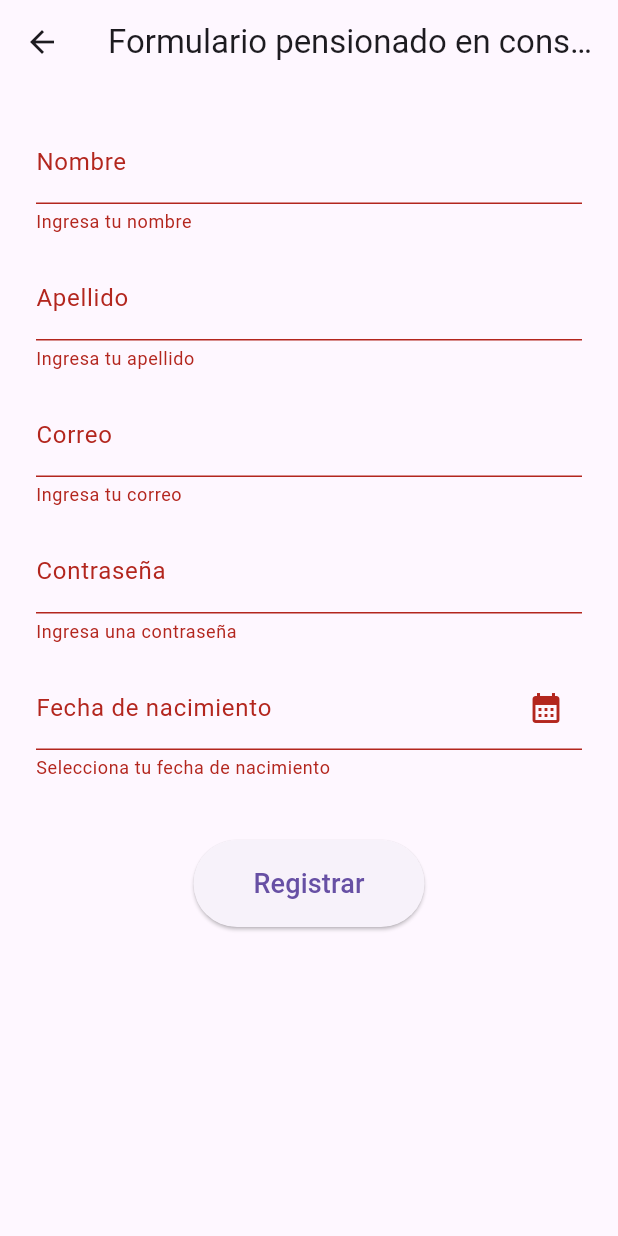
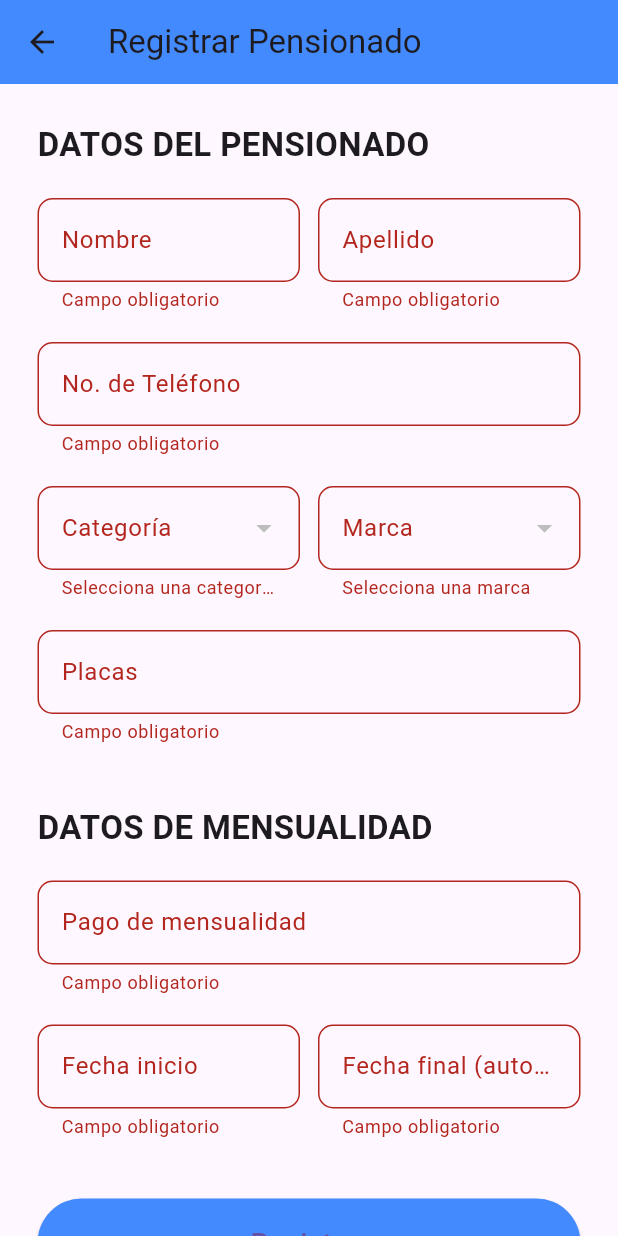
Before and after one commit to oscareperez0809/estacionamiento, a Flutter app: the RegistrarPensionadoPage screen opened directly, after a tap on "Registrar", on a phone screen of 412 x 824 dp. Run offline on Flutter 3.47's test engine with Material 3 defaults, Android fonts, the light colour scheme and no system bars; our stand-ins replace supabase_flutter; missing offline and left inert: bcrypt; accounts and stored records are empty.

Commit message:
4rt update of project parking

```diff
--- a/lib/registros/registrar_pensionado.dart
+++ b/lib/registros/registrar_pensionado.dart
@@ -1,6 +1,6 @@
 import 'package:flutter/material.dart';
+import 'package:intl/intl.dart';
 import 'package:supabase_flutter/supabase_flutter.dart';
-import 'package:bcrypt/bcrypt.dart';
 
 class RegistrarPensionadoPage extends StatefulWidget {
   const RegistrarPensionadoPage({super.key});
@@ -13,194 +13,200 @@ class RegistrarPensionadoPage extends StatefulWidget {
 class _RegistrarPensionadoPageState extends State<RegistrarPensionadoPage> {
   final _formKey = GlobalKey<FormState>();
 
-  final _nombreController = TextEditingController();
-  final _apellidoController = TextEditingController();
-  final _emailController = TextEditingController();
-  final _passwordController = TextEditingController();
-  final _fechaController = TextEditingController();
+  final nombreCtrl = TextEditingController();
+  final apellidoCtrl = TextEditingController();
+  final telefonoCtrl = TextEditingController();
+  final placasCtrl = TextEditingController();
+  final pagoCtrl = TextEditingController();
 
-  DateTime? _fechaSeleccionada;
+  final fechaInicioCtrl = TextEditingController();
+  final fechaFinalCtrl = TextEditingController();
 
-  bool _loading = false;
-  String? _errorMessage;
+  DateTime? fechaInicio;
+  DateTime? fechaFinal;
 
-  final supabase = Supabase.instance.client;
+  // Datos de Supabase
+  List<dynamic> listaCategorias = [];
+  List<dynamic> listaMarcas = [];
 
-  Future<void> _register() async {
-    if (!_formKey.currentState!.validate()) return;
+  int? categoriaSeleccionada;
+  int? marcaSeleccionada;
+
+  @override
+  void initState() {
+    super.initState();
+    cargarCategorias();
+    cargarMarcas();
+  }
+
+  Future<void> cargarCategorias() async {
+    final res = await Supabase.instance.client.from("categorias").select("*");
 
     setState(() {
-      _loading = true;
-      _errorMessage = null;
+      listaCategorias = res;
     });
+  }
 
+  Future<void> cargarMarcas() async {
+    final res = await Supabase.instance.client.from("marcas").select("*");
+
+    setState(() {
+      listaMarcas = res;
+    });
+  }
+
+  Future<void> seleccionarFecha() async {
+    final DateTime? seleccion = await showDatePicker(
+      context: context,
+      initialDate: DateTime.now(),
+      firstDate: DateTime(2020),
+      lastDate: DateTime(2100),
+      helpText: "Seleccionar fecha de inicio",
+    );
+
+    if (seleccion != null) {
+      setState(() {
+        fechaInicio = seleccion;
+        fechaFinal = seleccion.add(const Duration(days: 30));
+
+        fechaInicioCtrl.text = DateFormat("yyyy-MM-dd").format(fechaInicio!);
+        fechaFinalCtrl.text = DateFormat("yyyy-MM-dd").format(fechaFinal!);
+      });
+    }
+  }
+
+  Future<void> guardarPensionado() async {
     try {
-      final nombre = _nombreController.text.trim();
-      final apellido = _apellidoController.text.trim();
-      final email = _emailController.text.trim();
-      final password = _passwordController.text.trim();
-      final fecha = _fechaController.text; // ya está formateada
+      // Obtener el texto real según el ID seleccionado
+      final categoriaTexto = listaCategorias.firstWhere(
+        (c) => c['id'] == categoriaSeleccionada,
+      )['categoria'];
 
-      // Verificar si el email ya existe
-      final existingUser = await supabase
-          .from('Usuarios')
-          .select()
-          .eq('Email', email)
-          .maybeSingle();
+      final marcaTexto = listaMarcas.firstWhere(
+        (m) => m['id'] == marcaSeleccionada,
+      )['marcas'];
 
-      if (existingUser != null) {
-        throw Exception("Este correo ya está registrado");
-      }
-
-      // Crear hash BCrypt
-      final hashedPassword = BCrypt.hashpw(password, BCrypt.gensalt());
-
-      // Insertar en Supabase
-      await supabase.from('Usuarios').insert({
-        'Nombre': nombre,
-        'Apellido': apellido,
-        'Email': email,
-        'Contrasenia': hashedPassword,
-        'Fecha_Nac': fecha,
+      final res = await Supabase.instance.client.from("Pensionados").insert({
+        "Nombre": nombreCtrl.text,
+        "Apellido": apellidoCtrl.text,
+        "Teléfono": telefonoCtrl.text,
+        "Marca": marcaTexto, // << Texto real
+        "Categoria": categoriaTexto, // << Texto real
+        "Placas": placasCtrl.text,
+        "Pago_Men": double.tryParse(pagoCtrl.text) ?? 0,
+        "Fecha_Inicio": fechaInicioCtrl.text,
+        "Fecha_Fin": fechaFinalCtrl.text,
       });
 
-      if (!mounted) return;
-
       ScaffoldMessenger.of(context).showSnackBar(
-        const SnackBar(content: Text("Usuario registrado correctamente")),
+        const SnackBar(content: Text("Pensionado registrado correctamente")),
       );
-
-      Navigator.pop(context); // regresar
     } catch (e) {
-      setState(() {
-        _errorMessage = e.toString().replaceAll("Exception: ", "");
-      });
+      ScaffoldMessenger.of(
+        context,
+      ).showSnackBar(SnackBar(content: Text("Error: $e")));
     }
-
-    setState(() => _loading = false);
   }
 
   @override
   Widget build(BuildContext context) {
     return Scaffold(
       appBar: AppBar(
-        title: const Text("Formulario pensionado en construccion"),
+        title: const Text("Registrar Pensionado"),
+        backgroundColor: Colors.blueAccent,
       ),
       body: SingleChildScrollView(
-        padding: const EdgeInsets.all(24),
+        padding: const EdgeInsets.all(25),
         child: Form(
           key: _formKey,
           child: Column(
+            crossAxisAlignment: CrossAxisAlignment.start,
             children: [
-              // NOMBRE
-              TextFormField(
-                controller: _nombreController,
-                decoration: const InputDecoration(labelText: "Nombre"),
-                validator: (v) =>
-                    v == null || v.isEmpty ? "Ingresa tu nombre" : null,
+              const Text(
+                "DATOS DEL PENSIONADO",
+                style: TextStyle(fontSize: 22, fontWeight: FontWeight.bold),
               ),
+              const SizedBox(height: 20),
 
-              const SizedBox(height: 15),
-
-              // APELLIDO
-              TextFormField(
-                controller: _apellidoController,
-                decoration: const InputDecoration(labelText: "Apellido"),
-                validator: (v) =>
-                    v == null || v.isEmpty ? "Ingresa tu apellido" : null,
-              ),
-
-              const SizedBox(height: 15),
-
-              // EMAIL
-              TextFormField(
-                controller: _emailController,
-                decoration: const InputDecoration(labelText: "Correo"),
-                keyboardType: TextInputType.emailAddress,
-                validator: (v) {
-                  if (v == null || v.isEmpty) return "Ingresa tu correo";
-                  if (!RegExp(r'^[^@]+@[^@]+\.[^@]+').hasMatch(v)) {
-                    return "Correo inválido";
-                  }
-                  return null;
-                },
-              ),
-
-              const SizedBox(height: 15),
-
-              // CONTRASEÑA
-              TextFormField(
-                controller: _passwordController,
-                decoration: const InputDecoration(labelText: "Contraseña"),
-                obscureText: true,
-                validator: (v) {
-                  if (v == null || v.isEmpty) return "Ingresa una contraseña";
-                  if (v.length < 6) return "Debe tener al menos 6 caracteres";
-                  return null;
-                },
-              ),
-
-              const SizedBox(height: 15),
-
-              // FECHA DE NACIMIENTO CON DATE PICKER
-              TextFormField(
-                controller: _fechaController,
-                readOnly: true,
-                decoration: const InputDecoration(
-                  labelText: "Fecha de nacimiento",
-                  suffixIcon: Icon(Icons.calendar_month),
-                ),
-                validator: (v) {
-                  if (_fechaSeleccionada == null) {
-                    return "Selecciona tu fecha de nacimiento";
-                  }
-                  return null;
-                },
-                onTap: () async {
-                  FocusScope.of(context).unfocus();
-
-                  final DateTime? picked = await showDatePicker(
-                    context: context,
-                    initialDate: DateTime(2000),
-                    firstDate: DateTime(1900),
-                    lastDate: DateTime.now(),
-                    helpText: "Seleccionar fecha",
-                    cancelText: "Cancelar",
-                    confirmText: "OK",
-                  );
-
-                  if (picked != null) {
-                    setState(() {
-                      _fechaSeleccionada = picked;
-                      _fechaController.text =
-                          "${picked.year}-${picked.month.toString().padLeft(2, '0')}-${picked.day.toString().padLeft(2, '0')}";
-                    });
-                  }
-                },
+              Row(
+                children: [
+                  Expanded(child: _input("Nombre", nombreCtrl)),
+                  const SizedBox(width: 12),
+                  Expanded(child: _input("Apellido", apellidoCtrl)),
+                ],
               ),
 
               const SizedBox(height: 20),
-
-              if (_errorMessage != null)
-                Text(
-                  _errorMessage!,
-                  style: const TextStyle(color: Colors.red),
-                  textAlign: TextAlign.center,
-                ),
+              _input("No. de Teléfono", telefonoCtrl),
 
               const SizedBox(height: 20),
 
-              ElevatedButton(
-                onPressed: _loading ? null : _register,
-                style: ElevatedButton.styleFrom(
-                  padding: const EdgeInsets.symmetric(
-                    vertical: 16,
-                    horizontal: 40,
+              Row(
+                children: [
+                  Expanded(child: _dropdownCategoria()),
+                  const SizedBox(width: 12),
+                  Expanded(child: _dropdownMarca()),
+                ],
+              ),
+
+              const SizedBox(height: 20),
+              _input("Placas", placasCtrl),
+
+              const SizedBox(height: 40),
+              const Text(
+                "DATOS DE MENSUALIDAD",
+                style: TextStyle(fontSize: 22, fontWeight: FontWeight.bold),
+              ),
+
+              const SizedBox(height: 20),
+              _input("Pago de mensualidad", pagoCtrl),
+
+              const SizedBox(height: 20),
+
+              Row(
+                children: [
+                  Expanded(
+                    child: GestureDetector(
+                      onTap: seleccionarFecha,
+                      child: AbsorbPointer(
+                        child: _input("Fecha inicio", fechaInicioCtrl),
+                      ),
+                    ),
+                  ),
+                  const SizedBox(width: 12),
+                  Expanded(
+                    child: AbsorbPointer(
+                      child: _input("Fecha final (automática)", fechaFinalCtrl),
+                    ),
+                  ),
+                ],
+              ),
+
+              const SizedBox(height: 40),
+
+              SizedBox(
+                width: double.infinity,
+                child: ElevatedButton(
+                  style: ElevatedButton.styleFrom(
+                    padding: const EdgeInsets.all(16),
+                    backgroundColor: Colors.blueAccent,
+                  ),
+                  onPressed: () async {
+                    if (_formKey.currentState!.validate()) {
+                      await guardarPensionado();
+
+                      ScaffoldMessenger.of(context).showSnackBar(
+                        const SnackBar(
+                          content: Text("Pensionado registrado correctamente"),
+                        ),
+                      );
+                    }
+                  },
+                  child: const Text(
+                    "Registrar",
+                    style: TextStyle(fontSize: 19),
                   ),
                 ),
-                child: _loading
-                    ? const CircularProgressIndicator(color: Colors.white)
-                    : const Text("Registrar", style: TextStyle(fontSize: 18)),
               ),
             ],
           ),
@@ -208,4 +214,56 @@ class _RegistrarPensionadoPageState extends State<RegistrarPensionadoPage> {
       ),
     );
   }
+
+  // -------------------------
+  // Widgets Reutilizables
+  // -------------------------
+
+  Widget _input(String label, TextEditingController controller) {
+    return TextFormField(
+      controller: controller,
+      decoration: InputDecoration(
+        labelText: label,
+        border: OutlineInputBorder(borderRadius: BorderRadius.circular(10)),
+      ),
+      validator: (value) =>
+          value == null || value.isEmpty ? "Campo obligatorio" : null,
+    );
+  }
+
+  Widget _dropdownCategoria() {
+    return DropdownButtonFormField<int>(
+      decoration: InputDecoration(
+        labelText: "Categoría",
+        border: OutlineInputBorder(borderRadius: BorderRadius.circular(10)),
+      ),
+      value: categoriaSeleccionada,
+      items: listaCategorias.map((cat) {
+        return DropdownMenuItem<int>(
+          value: cat['id'] as int,
+          child: Text(cat['categoria']),
+        );
+      }).toList(),
+      onChanged: (value) => setState(() => categoriaSeleccionada = value),
+      validator: (v) => v == null ? "Selecciona una categoría" : null,
+    );
+  }
+
+  Widget _dropdownMarca() {
+    return DropdownButtonFormField<int>(
+      decoration: InputDecoration(
+        labelText: "Marca",
+        border: OutlineInputBorder(borderRadius: BorderRadius.circular(10)),
+      ),
+      value: marcaSeleccionada,
+      items: listaMarcas.map((m) {
+        return DropdownMenuItem<int>(
+          value: m['id'] as int,
+          child: Text(m['marcas']),
+        );
+      }).toList(),
+      onChanged: (value) => setState(() => marcaSeleccionada = value),
+      validator: (v) => v == null ? "Selecciona una marca" : null,
+    );
+  }
 }
--- a/lib/screens/home_page.dart
+++ b/lib/screens/home_page.dart
@@ -36,6 +36,7 @@ class _HomePageState extends State<HomePage> {
     return DefaultTabController(
       length: myTabs.length,
       child: Scaffold(
+        resizeToAvoidBottomInset: false,
         // 🔹 MENU LATERAL (Drawer)
         drawer: Drawer(
           child: ListView(
@@ -161,6 +162,7 @@ class _HomePageState extends State<HomePage> {
             // 🔹 Contenido de las tabs
             Expanded(
               child: TabBarView(
+                physics: NeverScrollableScrollPhysics(),
                 children: [
                   CarrosTab(),
                   CategoriaTab(),
--- a/pubspec.yaml
+++ b/pubspec.yaml
@@ -17,6 +17,7 @@ dependencies:
   cloud_firestore: ^6.1.0
   supabase_flutter: ^2.3.3
   bcrypt: ^1.1.3
+  intl: ^0.19.0
 
 dev_dependencies:
   flutter_test:
```
Also changed, not shown: lib/tab/pensionados_tab.dart (+93 -5 lines), pubspec.lock.
